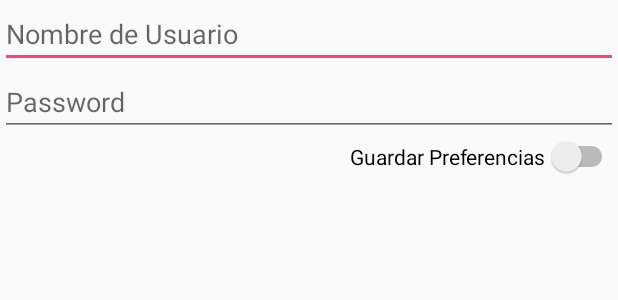
After one commit to rmartinezm/FragmentosApp, an Android app: the layout preferencias_fragment.xml on its own in the app's theme, with its tools: preview values and no code run, on a phone screen of 412 x 824 dp. The commit adds this screen. Shown: the top 300 px of the screen. Run offline under Robolectric (Android 15) with nearby library versions, the phone set to English and light mode, and no system bars.

Commit message:
tres fragments terminados, falta por agregar detalles

```diff
--- /dev/null
+++ b/app/src/main/res/layout/preferencias_fragment.xml
@@ -0,0 +1,29 @@
+<?xml version="1.0" encoding="utf-8"?>
+<LinearLayout xmlns:android="http://schemas.android.com/apk/res/android"
+    android:layout_width="match_parent"
+    android:layout_height="match_parent"
+    android:orientation="vertical">
+
+    <EditText
+        android:layout_width="match_parent"
+        android:layout_height="wrap_content"
+        android:inputType="textPersonName"
+        android:ems="10"
+        android:id="@+id/preferencias_et_nombre"
+        android:hint="Nombre de Usuario" />
+
+    <EditText
+        android:layout_width="match_parent"
+        android:layout_height="wrap_content"
+        android:inputType="textUri|textPersonName"
+        android:ems="10"
+        android:id="@+id/preferencias_et_password"
+        android:hint="Password" />
+
+    <Switch
+        android:text="Guardar Preferencias"
+        android:layout_width="wrap_content"
+        android:layout_height="wrap_content"
+        android:layout_gravity="right"
+        android:id="@+id/preferencias_switch" />
+</LinearLayout>
```
Also changed, not shown: app/src/main/java/com/programacion/robertomtz/fragmentosapp/MapsActivity.java (+16 -2 lines), app/src/main/java/com/programacion/robertomtz/fragmentosapp/TimelineAdapter.java (+12 -1 lines), app/src/main/java/com/programacion/robertomtz/fragmentosapp/ViewPagerActivity.java (+90 -2 lines).
